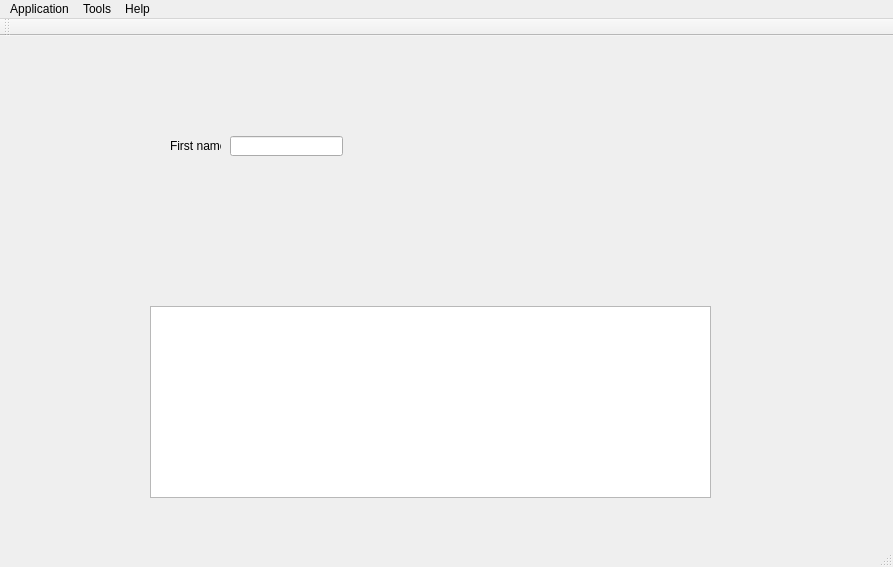
kyledevans/Medicine-Track, file mtrack/mainwindow.ui: the form before one commit.
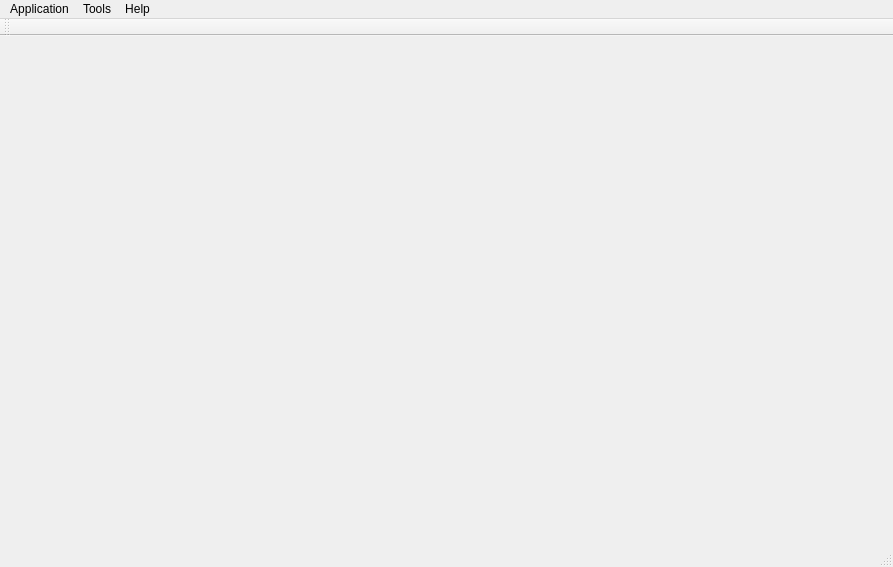
The form after the commit.

Commit message: Basic connection to MySQL. 	modified:   mtrack/main.cpp 	modified:   mtrack/mainwindow.cpp 	modified:   mtrack/mainwindow.ui

```diff
--- a/mtrack/mainwindow.ui
+++ b/mtrack/mainwindow.ui
@@ -13,41 +13,7 @@
   <property name="windowTitle">
    <string>Medicine Tracker</string>
   </property>
-  <widget class="QWidget" name="centralWidget">
-   <widget class="QTableWidget" name="tableWidget">
-    <property name="geometry">
-     <rect>
-      <x>150</x>
-      <y>270</y>
-      <width>561</width>
-      <height>192</height>
-     </rect>
-    </property>
-   </widget>
-   <widget class="QLineEdit" name="lineEdit">
-    <property name="geometry">
-     <rect>
-      <x>230</x>
-      <y>100</y>
-      <width>113</width>
-      <height>20</height>
-     </rect>
-    </property>
-   </widget>
-   <widget class="QLabel" name="label">
-    <property name="geometry">
-     <rect>
-      <x>170</x>
-      <y>100</y>
-      <width>51</width>
-      <height>20</height>
-     </rect>
-    </property>
-    <property name="text">
-     <string>First name</string>
-    </property>
-   </widget>
-  </widget>
+  <widget class="QWidget" name="centralWidget"/>
   <widget class="QMenuBar" name="menuBar">
    <property name="geometry">
     <rect>
```
Left out of the diff: 2 changed lines with no effect on the pictures. The commit also changes 2 other files.
